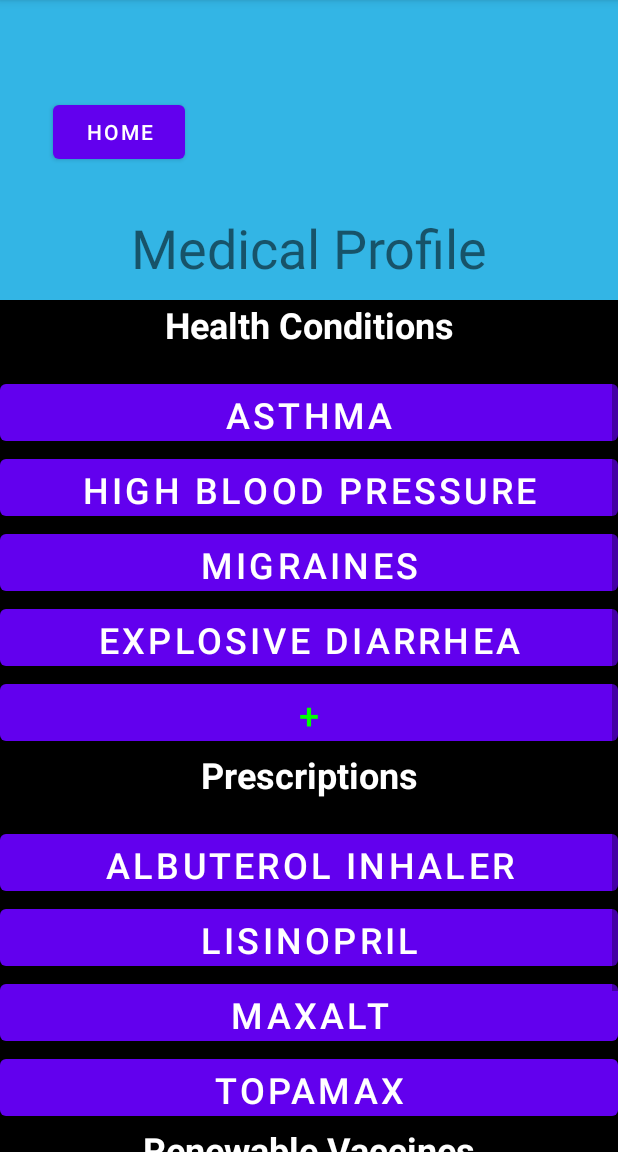
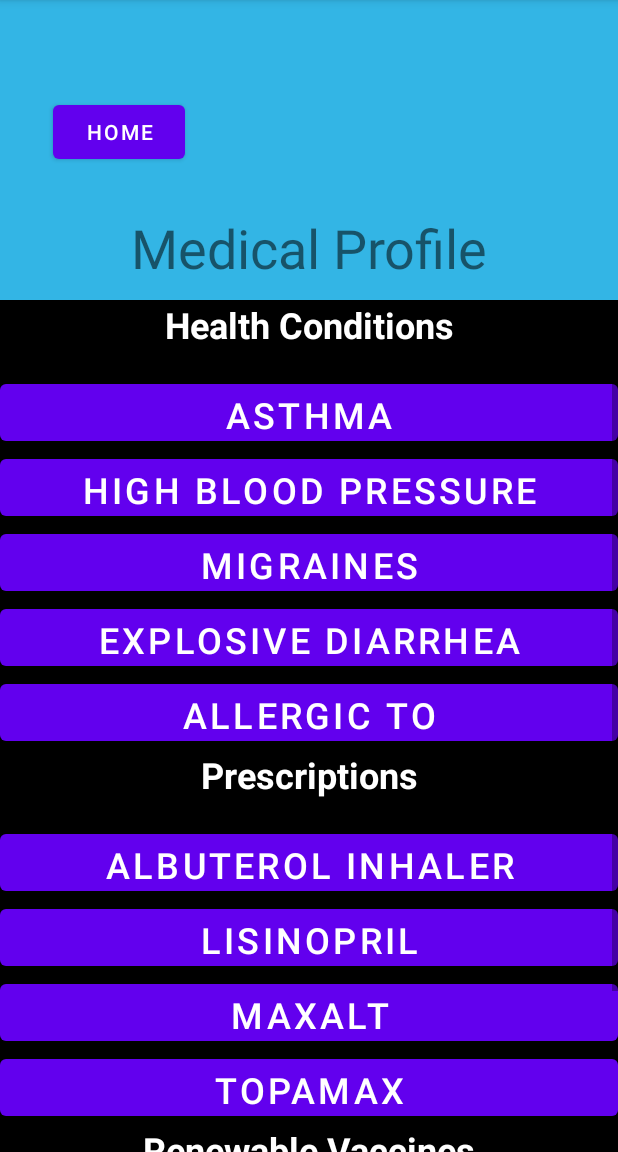
Before and after one commit to jkapp610/-Health-Track-Android-App, an Android app: the ProfileActivity screen opened directly, with no data from a screen before it, on a phone screen of 412 x 824 dp, the part 84-1236 px from its top. Run offline under Robolectric (Android 15) with nearby library versions, the phone set to English and light mode, and no system bars.

Commit message:
Medical profile screen in progress.
- "conditions" add button now visible when less than 5 elements
- add button goes away when 5 elements present
- auto detect for "add" vs. "edit" ACTUALLY WORKS!

```diff
--- a/app/src/main/java/com/example/healthtrack/ProfileActivity.java
+++ b/app/src/main/java/com/example/healthtrack/ProfileActivity.java
@@ -188,7 +188,7 @@ public class ProfileActivity extends AppCompatActivity {
             lstItems.add(new ProfileActivity.Condition("High Blood Pressure"));
             lstItems.add(new ProfileActivity.Condition("Migraines"));
             lstItems.add(new ProfileActivity.Condition("Explosive Diarrhea"));
-//            lstItems.add(new ProfileActivity.Condition("Seasonal Allergies"));
+            lstItems.add(new ProfileActivity.Condition("Allergic to Neanderthals"));
 
             return lstItems;
         }
```
